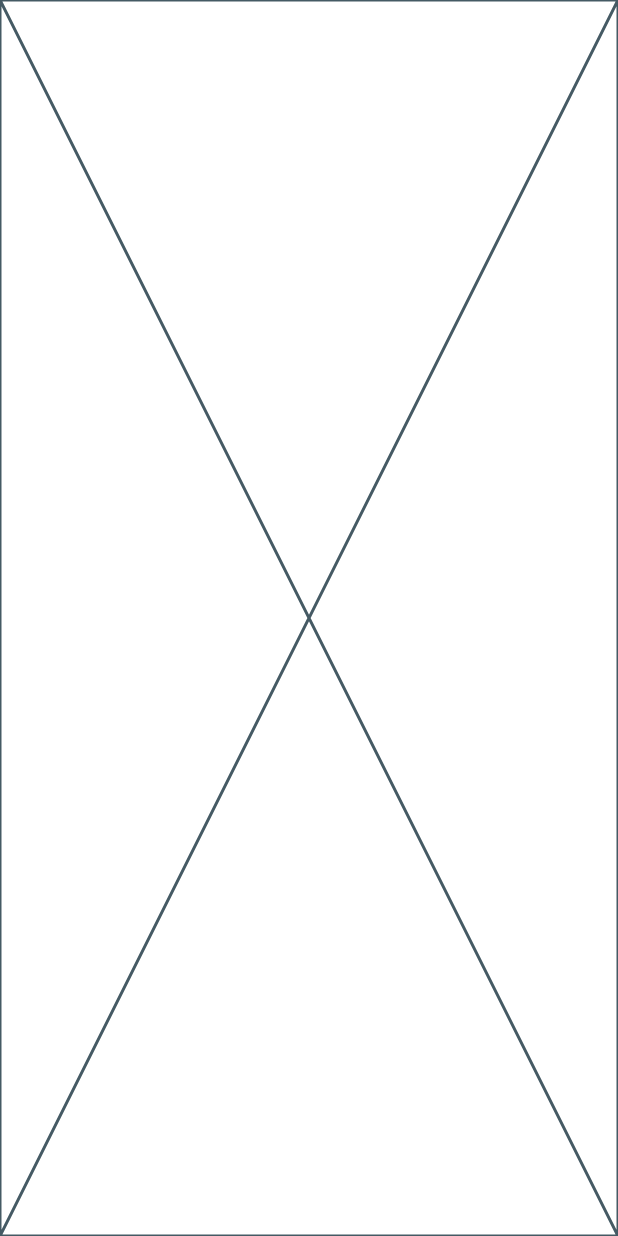
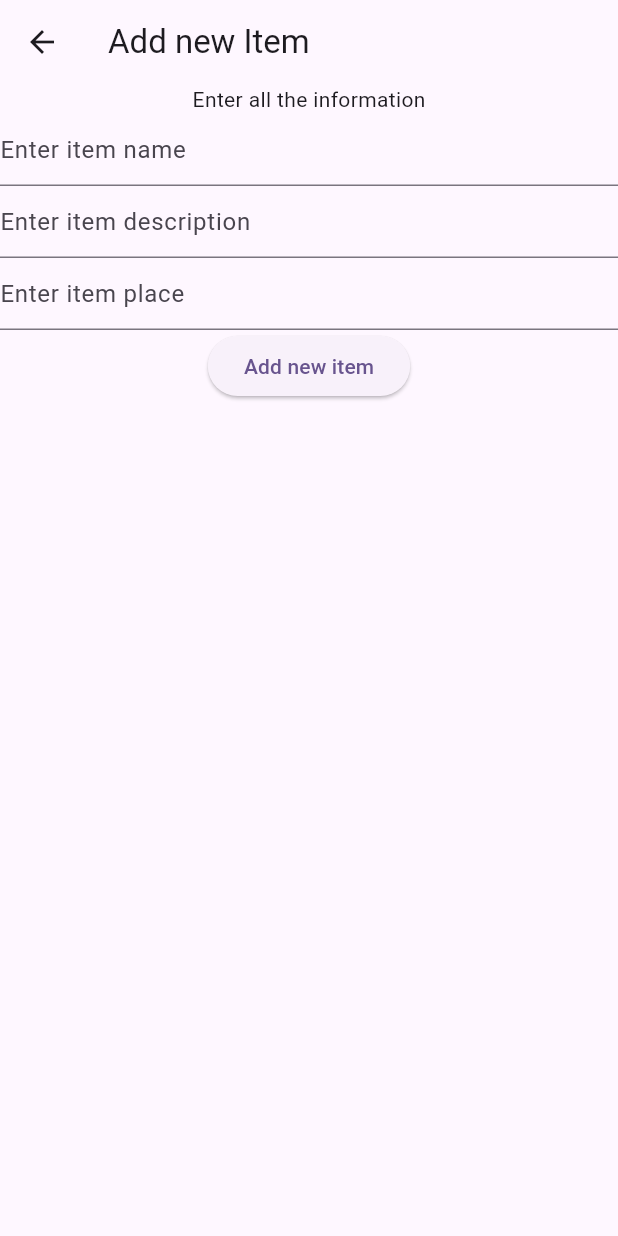
Before and after one commit to wanmuz86/todos_feb24, a Flutter app: the screen it shows after launch, after a tap on the "add" icon, on a phone screen of 412 x 824 dp. Run offline on Flutter 3.47's test engine with Material 3 defaults, Android fonts, the phone set to English and light mode, and no system bars.

Commit message:
add form on add page

```diff
--- a/lib/widgets/add.dart
+++ b/lib/widgets/add.dart
@@ -1,10 +1,30 @@
 import 'package:flutter/material.dart';
 
 class AddPage extends StatelessWidget {
-  const AddPage({super.key});
+  var nameEditingController = TextEditingController();
+  var descEditingController = TextEditingController();
+  var placeEditingContorller = TextEditingController();
 
   @override
   Widget build(BuildContext context) {
-    return const Placeholder();
+    return Scaffold(
+      appBar: AppBar(title: Text("Add new Item"),),
+      body: Column(
+        children: [
+          Text("Enter all the information"),
+          TextField(decoration: InputDecoration(hintText:"Enter item name"), controller: nameEditingController,),
+          TextField(decoration: InputDecoration(hintText:"Enter item description"), controller: descEditingController,),
+          TextField(decoration: InputDecoration(hintText:"Enter item place"), controller: placeEditingContorller,),
+          ElevatedButton(onPressed: (){
+            print(nameEditingController.text);
+            print(descEditingController.text);
+            print(placeEditingContorller.text);
+            // Return to previous page
+            Navigator.pop(context);
+
+          }, child: Text("Add new item"))
+        ],
+      ),
+    );
   }
 }
```
